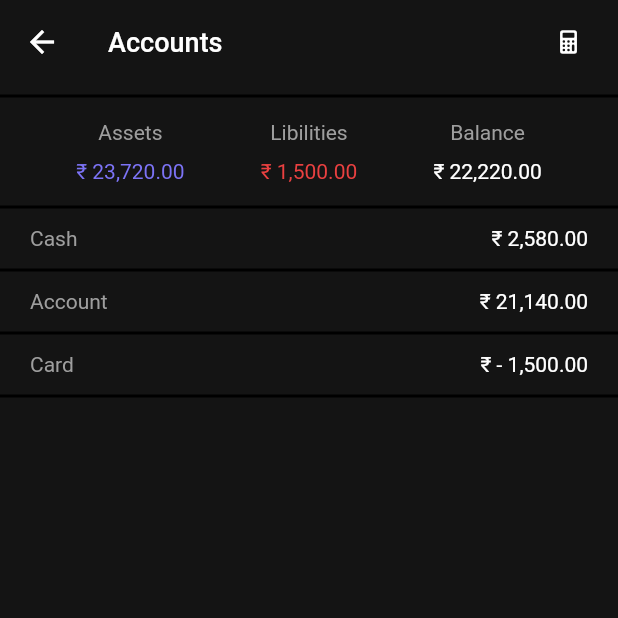
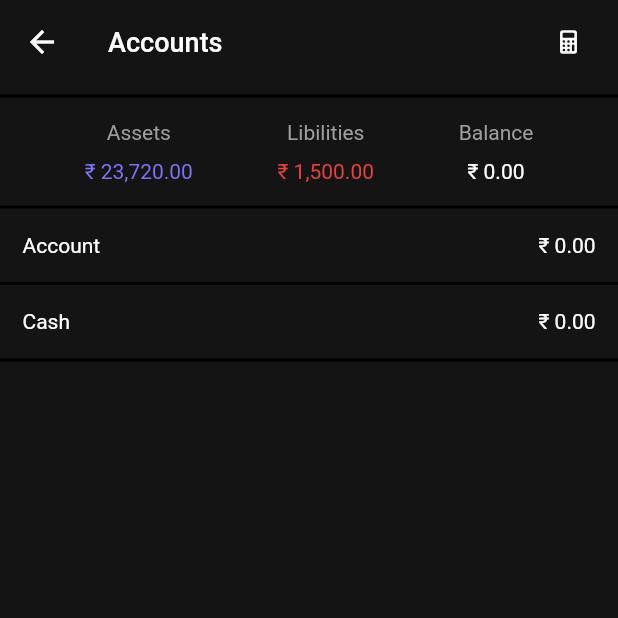
Before and after one commit to joyaljosephnote/Fin_Trackr, a Flutter app: the AccountsScreen screen opened directly, on a phone screen of 412 x 824 dp, the top half of it. Run offline on Flutter 3.47's test engine with Material 2 defaults, Android fonts, the phone set to English and light mode, and no system bars; our stand-ins replace flutter_spinkit, google_fonts, hive, hive_flutter, image_picker, ionicons and 5 more; missing offline and left inert: clipboard, currency_picker, month_year_picker; accounts and stored records are empty; project files that could hold a hidden picture were left out.

```diff
--- a/lib/db/functions/transaction_function.dart
+++ b/lib/db/functions/transaction_function.dart
@@ -368,7 +368,6 @@ class TransactionDB implements TransactionDBFunctions {
           .toList()
         ..sort((first, second) => second.date.compareTo(first.date));
     }
-
     transactionMonthListNotifier.value.clear();
     transactionMonthListNotifier.value = dateFilterList;
     // ignore: invalid_use_of_protected_member, invalid_use_of_visible_for_testing_member
--- a/lib/details/about_app/about_app.dart
+++ b/lib/details/about_app/about_app.dart
@@ -39,6 +39,9 @@ class AboutApp extends StatelessWidget {
           child: Column(
             mainAxisAlignment: MainAxisAlignment.center,
             children: [
+              const SizedBox(
+                height: 50,
+              ),
               Text(
                 AppText.appName,
                 style: TextStyle(
--- a/lib/main.dart
+++ b/lib/main.dart
@@ -15,6 +15,7 @@ import 'package:flutter/material.dart';
 import 'package:flutter/services.dart';
 import 'package:hive_flutter/hive_flutter.dart';
 import 'db/models/category/category_model_db.dart';
+import 'screens/accounts_screen/balance_calculation.dart';
 
 Future<void> main() async {
   WidgetsFlutterBinding.ensureInitialized();
@@ -35,12 +36,10 @@ Future<void> main() async {
   if (!Hive.isAdapterRegistered(AccountGroupModelAdapter().typeId)) {
     Hive.registerAdapter(AccountGroupModelAdapter());
   }
-
   if (!Hive.isAdapterRegistered(TransactionModelAdapter().typeId)) {
     Hive.registerAdapter(TransactionModelAdapter());
   }
   await addInitialData();
-
   SystemChrome.setPreferredOrientations([DeviceOrientation.portraitUp])
       .then((_) async {
     SharedPreferences preferences = await SharedPreferences.getInstance();
@@ -61,6 +60,8 @@ class MyApp extends StatelessWidget {
     getAllAccountGroup();
     getCurrency();
     filterFunction();
+    getAllAccountAmount();
+    accountGroupBalanceAmount();
 
     // Disables landscape and portrait mode
     SystemChrome.setPreferredOrientations([
--- a/lib/screens/accounts_screen/accounts_screen.dart
+++ b/lib/screens/accounts_screen/accounts_screen.dart
@@ -1,24 +1,25 @@
 import 'package:fin_trackr/constant/constant.dart';
+import 'package:fin_trackr/db/functions/account_group_function.dart';
+import 'package:fin_trackr/db/functions/category_functions.dart';
+import 'package:fin_trackr/db/functions/currency_function.dart';
+import 'package:fin_trackr/db/functions/transaction_function.dart';
+import 'package:fin_trackr/screens/accounts_screen/balance_calculation.dart';
 import 'package:fin_trackr/screens/calculator/calculator_screen.dart';
 import 'package:flutter/material.dart';
+import 'package:intl/intl.dart';
 import 'package:ionicons/ionicons.dart';
 
 class AccountsScreen extends StatelessWidget {
-  AccountsScreen({super.key});
-
-  final _accountGroup = [
-    'Cash',
-    'Account',
-    'Card',
-  ];
-  final _accountBalance = [
-    '₹ 2,580.00',
-    '₹ 21,140.00',
-    '₹ - 1,500.00',
-  ];
+  const AccountsScreen({super.key});
 
   @override
   Widget build(BuildContext context) {
+    NumberFormat formatter = NumberFormat('#,##0.00');
+    TransactionDB.instance.refresh();
+    CategoryDB.instance.getAllCategory();
+    getAllAccountGroup();
+    accountGroupBalanceAmount();
+    balanceAmount();
     return Scaffold(
       backgroundColor: AppColor.ftScafoldColor,
       appBar: AppBar(
@@ -61,13 +62,13 @@ class AccountsScreen extends StatelessWidget {
                 thickness: 2.0,
                 color: AppColor.ftPrimaryDividerColor,
               ),
-              const Padding(
-                padding: EdgeInsets.only(top: 8.0, bottom: 8.0),
+              Padding(
+                padding: const EdgeInsets.only(top: 8.0, bottom: 8.0),
                 child: Row(
                   mainAxisAlignment: MainAxisAlignment.spaceEvenly,
                   crossAxisAlignment: CrossAxisAlignment.center,
                   children: [
-                    Column(
+                    const Column(
                       children: [
                         Text(
                           'Assets',
@@ -88,7 +89,7 @@ class AccountsScreen extends StatelessWidget {
                         ),
                       ],
                     ),
-                    Column(
+                    const Column(
                       children: [
                         Text(
                           'Libilities',
@@ -109,26 +110,31 @@ class AccountsScreen extends StatelessWidget {
                         ),
                       ],
                     ),
-                    Column(
+                    ValueListenableBuilder(
+                      valueListenable: totalnotifier,
+                      builder: (context, value, child) {
+                        return Column(
                           children: [
-                        Text(
+                            const Text(
                               'Balance',
                               style: TextStyle(
                                 color: AppColor.ftTextTertiaryColor,
                                 fontSize: 14,
                               ),
                             ),
-                        SizedBox(
+                            const SizedBox(
                               height: 10,
                             ),
                             Text(
-                          '₹ 22,220.00',
-                          style: TextStyle(
+                              "${currencySymboleUpdate.value} ${formatter.format(totalnotifier.value)}",
+                              style: const TextStyle(
                                 color: AppColor.ftTextSecondayColor,
                                 fontSize: 14,
                               ),
                             ),
                           ],
+                        );
+                      },
                     ),
                   ],
                 ),
@@ -137,45 +143,86 @@ class AccountsScreen extends StatelessWidget {
                 thickness: 2.0,
                 color: AppColor.ftPrimaryDividerColor,
               ),
-              Expanded(
-                child: ListView.builder(
-                  physics: const BouncingScrollPhysics(),
-                  itemCount: _accountGroup.length,
-                  itemBuilder: (context, index) {
-                    return Column(
+              Column(
                 children: [
                   Padding(
-                          padding: const EdgeInsets.only(
-                              left: 20, right: 20, bottom: 5, top: 5),
+                    padding: const EdgeInsets.only(left: 15, right: 15),
+                    child: ValueListenableBuilder(
+                      valueListenable: accountAmountGroupNotifier,
+                      builder: (context, value, child) {
+                        return SizedBox(
+                          height: 35,
                           child: Row(
+                            mainAxisAlignment: MainAxisAlignment.spaceBetween,
                             children: [
-                              Text(
-                                _accountGroup[index],
-                                style: const TextStyle(
-                                  color: AppColor.ftTextTertiaryColor,
-                                  fontSize: 14,
+                              const Align(
+                                alignment: Alignment.centerLeft,
+                                child: Text(
+                                  'Account',
+                                  style: TextStyle(
+                                      color: AppColor.ftTextSecondayColor,
+                                      fontSize: 14),
                                 ),
                               ),
-                              const Spacer(flex: 1),
-                              Text(
-                                _accountBalance[index],
+                              Align(
+                                alignment: Alignment.centerRight,
+                                child: Text(
+                                  '${currencySymboleUpdate.value} ${formatter.format(accountAmountGroupNotifier.value)}',
                                   style: const TextStyle(
                                       color: AppColor.ftTextSecondayColor,
-                                  fontSize: 14,
+                                      fontSize: 14),
                                 ),
                               ),
                             ],
+                          ),
+                        );
+                      },
                     ),
                   ),
                   const Divider(
                     thickness: 2.0,
                     color: AppColor.ftPrimaryDividerColor,
                   ),
+                  Padding(
+                    padding: const EdgeInsets.only(left: 15, right: 15),
+                    child: ValueListenableBuilder(
+                      valueListenable: cashAmountGroupNotifier,
+                      builder: (context, value, child) {
+                        return SizedBox(
+                          height: 35,
+                          child: Row(
+                            mainAxisAlignment: MainAxisAlignment.spaceBetween,
+                            children: [
+                              const Align(
+                                alignment: Alignment.centerLeft,
+                                child: Text(
+                                  'Cash',
+                                  style: TextStyle(
+                                      color: AppColor.ftTextSecondayColor,
+                                      fontSize: 14),
+                                ),
+                              ),
+                              Align(
+                                alignment: Alignment.centerRight,
+                                child: Text(
+                                  '${currencySymboleUpdate.value} ${formatter.format(cashAmountGroupNotifier.value)}',
+                                  style: const TextStyle(
+                                      color: AppColor.ftTextSecondayColor,
+                                      fontSize: 14),
+                                ),
+                              ),
                             ],
+                          ),
                         );
                       },
                     ),
-              )
+                  ),
+                ],
+              ),
+              const Divider(
+                thickness: 2.0,
+                color: AppColor.ftPrimaryDividerColor,
+              ),
             ],
           ),
         ),
--- a/lib/screens/home/home_screen.dart
+++ b/lib/screens/home/home_screen.dart
@@ -19,7 +19,7 @@ class HoemeScreen extends StatelessWidget {
   final _pages = [
     const TransactionScreen(),
     const StatisticsScreen(),
-    AccountsScreen(),
+    const AccountsScreen(),
     const AppSettingsScreen(),
   ];
 
--- a/lib/screens/transaction_screen/add_transactions/add_expense_screen.dart
+++ b/lib/screens/transaction_screen/add_transactions/add_expense_screen.dart
@@ -56,6 +56,7 @@ class _AddExpenseScreenState extends State<AddExpenseScreen> {
       _amountController.text = widget.modelFromTransation!.amount.toString();
       accountType = accountTypeFromTransaction;
       _categoryID = categoryFromTransaction;
+      selectedcategoryModel = widget.modelFromTransation!.category;
       _noteController.text = widget.modelFromTransation!.note;
       if (widget.modelFromTransation!.image != null) {
         image = File(widget.modelFromTransation!.image!);
--- a/lib/screens/welcome_screen/welcome_screen1.dart
+++ b/lib/screens/welcome_screen/welcome_screen1.dart
@@ -1,6 +1,7 @@
-// ignore_for_file: unused_field
+// ignore_for_file: unused_field, use_build_context_synchronously
 
 import 'package:fin_trackr/constant/constant.dart';
+import 'package:fin_trackr/db/functions/account_group_function.dart';
 import 'package:fin_trackr/db/functions/category_functions.dart';
 import 'package:fin_trackr/default/app_default.dart';
 import 'package:fin_trackr/screens/app_settings_screen/expense_category_settings/expense_category_provider.dart';
@@ -29,8 +30,8 @@ class _WelcomeScreenOneState extends State<WelcomeScreenOne> {
 
   @override
   void initState() {
+    checkIfSeenWelcomescreen();
     super.initState();
-    checkIfSeenWelcomescreen();
   }
 
   void checkIfSeenWelcomescreen() async {
@@ -91,6 +92,7 @@ class _WelcomeScreenOneState extends State<WelcomeScreenOne> {
                       ? GestureDetector(
                           onTap: () {
                             setHasSeenWelcomeScreen();
+                            addInitialData();
                             ExpenseCategoryProvider().addDefaultCategory(
                                 AppDefaultExpenseCategory()
                                     .appDefaultExpenseCategory);
```
Also changed, not shown: lib/db/functions/account_group_function.dart (+14 -0 lines), lib/screens/accounts_screen/balance_calculation.dart (+39 -0 lines), lib/screens/transaction_screen/add_transactions/add_income_screen.dart (+10 -2 lines), lib/screens/transaction_screen/transaction_screen.dart (+7 -2 lines). Lines whose indentation alone changed are shown as unchanged.
